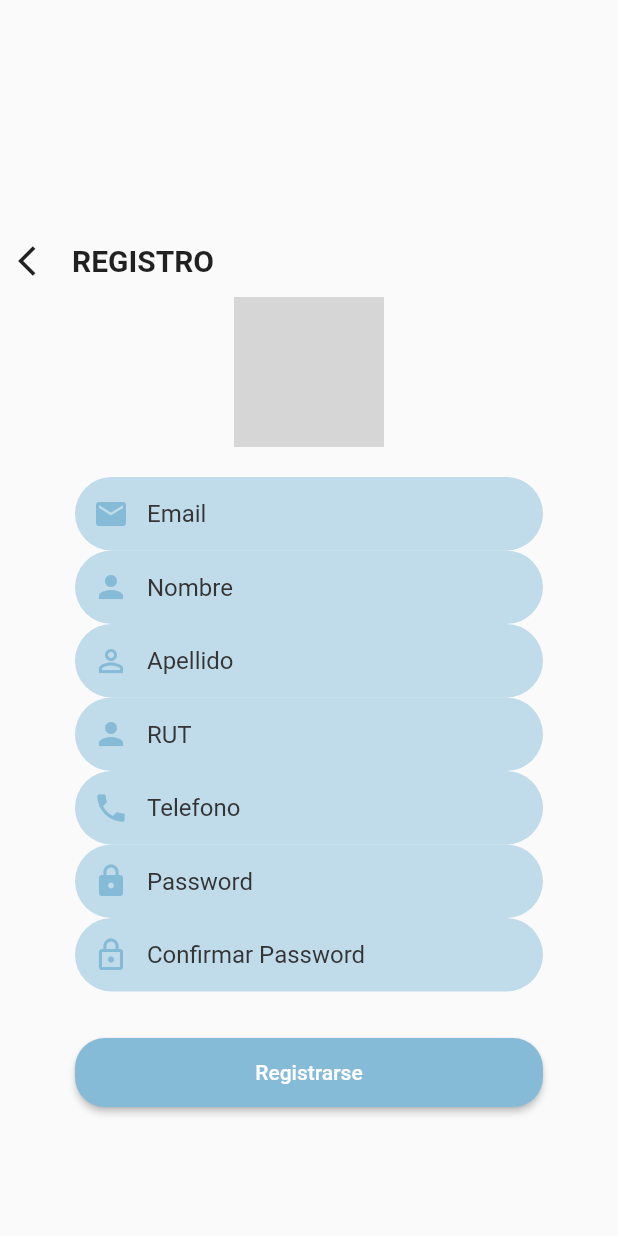
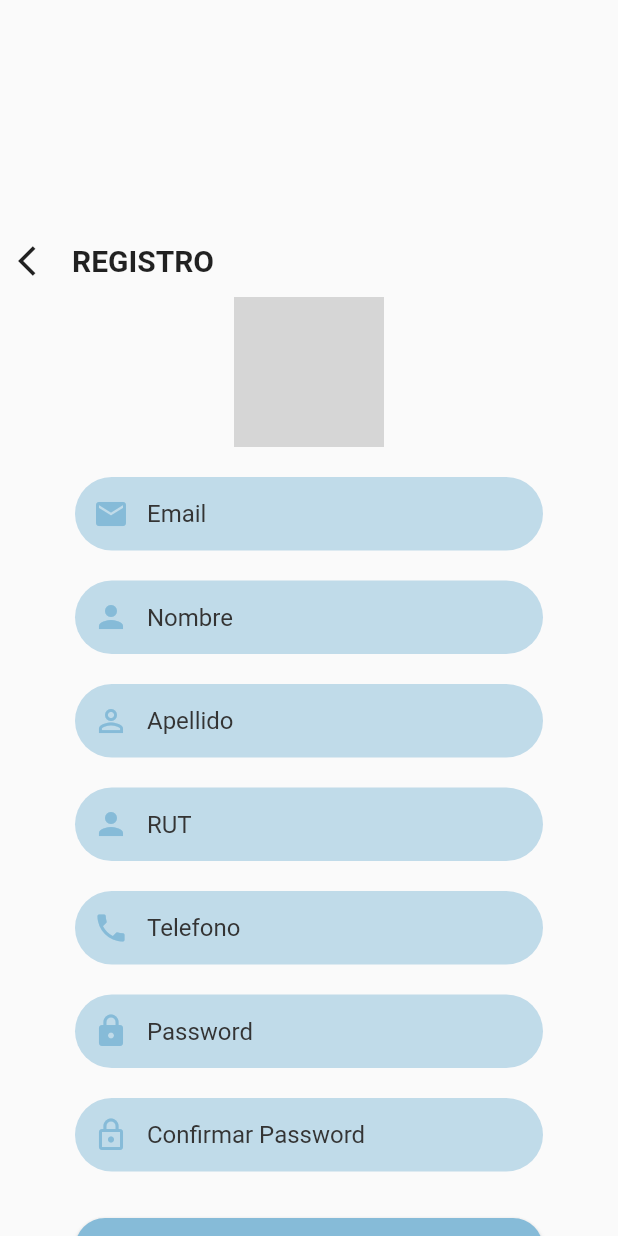
Before and after one commit to PengDra/myhood-frontend, a Flutter app: the RegisterPage screen opened by its route, on a phone screen of 412 x 824 dp. Run offline on Flutter 3.47's test engine with Material 2 defaults, Android fonts, the phone set to English and light mode, and no system bars; grey boxes are pictures that could not be loaded.

Commit message:
commit desde el notebook espero no embarrarla

```diff
--- a/lib/src/register/register_page.dart
+++ b/lib/src/register/register_page.dart
@@ -3,7 +3,6 @@ import 'package:myhood/src/utils/my_colors.dart';
 
 class RegisterPage extends StatefulWidget {
   const RegisterPage({Key key}) : super(key: key);
-
   @override
   State<RegisterPage> createState() => _RegisterPageState();
 }
@@ -22,11 +21,17 @@ class _RegisterPageState extends State<RegisterPage> {
               _imageUser(),
               const SizedBox(height: 20),
               _textFieldEmail(),
+              const SizedBox(height: 20),
               _textFieldName(),
+              const SizedBox(height: 20),
               _textFieldLastName(),
+              const SizedBox(height: 20),
               _textFieldRut(),
+              const SizedBox(height: 20),
               _textFieldPhone(),
+              const SizedBox(height: 20),
               _textFieldPassword(),
+              const SizedBox(height: 20),
               _textFieldConfirmPassword(),
               const SizedBox(height: 20),
               _buttonRegister(),
```
